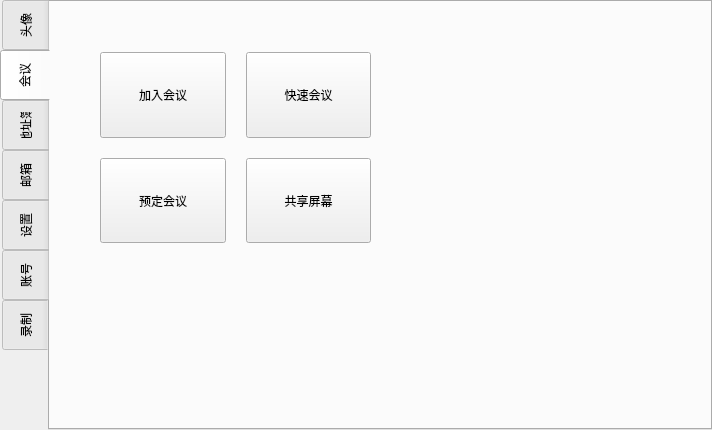
Qt form ui/home.ui (zhangdalin/MeetEx) before a commit.
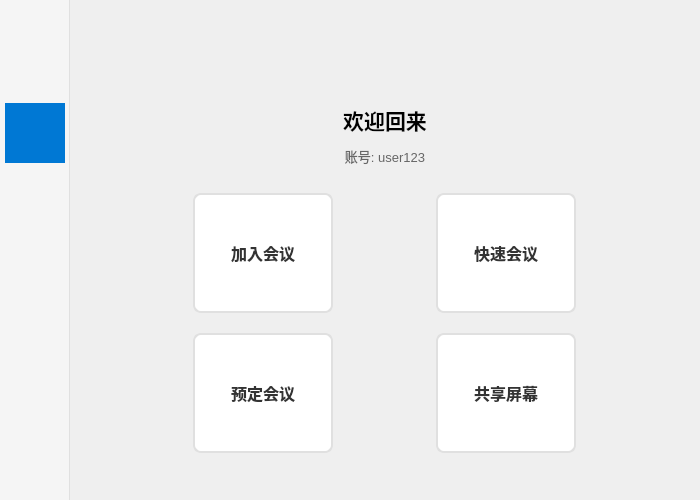
The same form after that commit. Icons and pictures are not drawn.

Commit message:
refactor(ui): redesign home page with sidebar navigation
Replace QTabWidget with QStackedWidget and vertical sidebar layout:
- Add sidebar with icon buttons for account, meeting, address book, mail, record, settings
- Implement page switching logic with button state management
- Redesign meeting page with user info header and styled action buttons
- Add icons and tooltips for sidebar navigation buttons

The edit to the form file:
```diff
--- a/ui/home.ui
+++ b/ui/home.ui
@@ -6,17 +6,14 @@
    <rect>
     <x>0</x>
     <y>0</y>
-    <width>712</width>
-    <height>430</height>
+    <width>700</width>
+    <height>500</height>
    </rect>
   </property>
   <property name="windowTitle">
    <string>主页</string>
   </property>
-  <property name="layoutDirection">
-   <enum>Qt::LayoutDirection::LeftToRight</enum>
-  </property>
-  <layout class="QVBoxLayout" name="verticalLayout">
+  <layout class="QHBoxLayout" name="mainLayout">
    <property name="spacing">
     <number>0</number>
    </property>
@@ -33,121 +30,577 @@
     <number>0</number>
    </property>
    <item>
-    <widget class="QTabWidget" name="tabWidget">
+    <widget class="QWidget" name="sidebarWidget">
+     <property name="minimumSize">
+      <size>
+       <width>70</width>
+       <height>0</height>
+      </size>
+     </property>
+     <property name="maximumSize">
+      <size>
+       <width>70</width>
+       <height>16777215</height>
+      </size>
+     </property>
      <property name="styleSheet">
-      <string notr="true">QTabBar::tab { width: 50px; height: 50px; }</string>
+      <string notr="true">QWidget#sidebarWidget {
+    background-color: #f5f5f5;
+    border-right: 1px solid #e0e0e0;
+}
+QPushButton {
+    border: none;
+    background: transparent;
+    padding: 10px;
+}
+QPushButton:hover {
+    background-color: #e8e8e8;
+}
+QPushButton:checked {
+    background-color: #0078d4;
+}</string>
      </property>
-     <property name="tabPosition">
-      <enum>QTabWidget::TabPosition::West</enum>
-     </property>
-     <property name="tabShape">
-      <enum>QTabWidget::TabShape::Rounded</enum>
-     </property>
+     <layout class="QVBoxLayout" name="sidebarLayout">
+      <property name="spacing">
+       <number>5</number>
+      </property>
+      <property name="leftMargin">
+       <number>5</number>
+      </property>
+      <property name="topMargin">
+       <number>20</number>
+      </property>
+      <property name="rightMargin">
+       <number>5</number>
+      </property>
+      <property name="bottomMargin">
+       <number>20</number>
+      </property>
+      <item>
+       <widget class="QPushButton" name="accountBtn">
+        <property name="minimumSize">
+         <size>
+          <width>60</width>
+          <height>60</height>
+         </size>
+        </property>
+        <property name="maximumSize">
+         <size>
+          <width>60</width>
+          <height>60</height>
+         </size>
+        </property>
+        <property name="toolTip">
+         <string>账号</string>
+        </property>
+        <property name="icon">
+         <iconset resource="../res/home.qrc">
+          <normaloff>:/assets/user.png</normaloff>:/assets/user.png</iconset>
+        </property>
+        <property name="iconSize">
+         <size>
+          <width>32</width>
+          <height>32</height>
+         </size>
+        </property>
+        <property name="checkable">
+         <bool>true</bool>
+        </property>
+       </widget>
+      </item>
+      <item>
+       <widget class="QPushButton" name="meetingBtn">
+        <property name="minimumSize">
+         <size>
+          <width>60</width>
+          <height>60</height>
+         </size>
+        </property>
+        <property name="maximumSize">
+         <size>
+          <width>60</width>
+          <height>60</height>
+         </size>
+        </property>
+        <property name="toolTip">
+         <string>会议</string>
+        </property>
+        <property name="icon">
+         <iconset resource="../res/home.qrc">
+          <normaloff>:/assets/meeting_2.png</normaloff>:/assets/meeting_2.png</iconset>
+        </property>
+        <property name="iconSize">
+         <size>
+          <width>32</width>
+          <height>32</height>
+         </size>
+        </property>
+        <property name="checkable">
+         <bool>true</bool>
+        </property>
+        <property name="checked">
+         <bool>true</bool>
+        </property>
+       </widget>
+      </item>
+      <item>
+       <widget class="QPushButton" name="addressBookBtn">
+        <property name="minimumSize">
+         <size>
+          <width>60</width>
+          <height>60</height>
+         </size>
+        </property>
+        <property name="maximumSize">
+         <size>
+          <width>60</width>
+          <height>60</height>
+         </size>
+        </property>
+        <property name="toolTip">
+         <string>地址簿</string>
+        </property>
+        <property name="icon">
+         <iconset resource="../res/home.qrc">
+          <normaloff>:/assets/participants.png</normaloff>:/assets/participants.png</iconset>
+        </property>
+        <property name="iconSize">
+         <size>
+          <width>32</width>
+          <height>32</height>
+         </size>
+        </property>
+        <property name="checkable">
+         <bool>true</bool>
+        </property>
+       </widget>
+      </item>
+      <item>
+       <widget class="QPushButton" name="mailBtn">
+        <property name="minimumSize">
+         <size>
+          <width>60</width>
+          <height>60</height>
+         </size>
+        </property>
+        <property name="maximumSize">
+         <size>
+          <width>60</width>
+          <height>60</height>
+         </size>
+        </property>
+        <property name="toolTip">
+         <string>邮箱</string>
+        </property>
+        <property name="icon">
+         <iconset resource="../res/home.qrc">
+          <normaloff>:/assets/email.png</normaloff>:/assets/email.png</iconset>
+        </property>
+        <property name="iconSize">
+         <size>
+          <width>32</width>
+          <height>32</height>
+         </size>
+        </property>
+        <property name="checkable">
+         <bool>true</bool>
+        </property>
+       </widget>
+      </item>
+      <item>
+       <widget class="QPushButton" name="recordBtn">
+        <property name="minimumSize">
+         <size>
+          <width>60</width>
+          <height>60</height>
+         </size>
+        </property>
+        <property name="maximumSize">
+         <size>
+          <width>60</width>
+          <height>60</height>
+         </size>
+        </property>
+        <property name="toolTip">
+         <string>录制</string>
+        </property>
+        <property name="icon">
+         <iconset resource="../res/home.qrc">
+          <normaloff>:/assets/record_button.png</normaloff>:/assets/record_button.png</iconset>
+        </property>
+        <property name="iconSize">
+         <size>
+          <width>32</width>
+          <height>32</height>
+         </size>
+        </property>
+        <property name="checkable">
+         <bool>true</bool>
+        </property>
+       </widget>
+      </item>
+      <item>
+       <spacer name="sidebarSpacer">
+        <property name="orientation">
+         <enum>Qt::Vertical</enum>
+        </property>
+       </spacer>
+      </item>
+      <item>
+       <widget class="QPushButton" name="settingsBtn">
+        <property name="minimumSize">
+         <size>
+          <width>60</width>
+          <height>60</height>
+         </size>
+        </property>
+        <property name="maximumSize">
+         <size>
+          <width>60</width>
+          <height>60</height>
+         </size>
+        </property>
+        <property name="toolTip">
+         <string>设置</string>
+        </property>
+        <property name="icon">
+         <iconset resource="../res/home.qrc">
+          <normaloff>:/assets/settings_cog.png</normaloff>:/assets/settings_cog.png</iconset>
+        </property>
+        <property name="iconSize">
+         <size>
+          <width>32</width>
+          <height>32</height>
+         </size>
+        </property>
+        <property name="checkable">
+         <bool>true</bool>
+        </property>
+       </widget>
+      </item>
+     </layout>
+    </widget>
+   </item>
+   <item>
+    <widget class="QStackedWidget" name="stackedWidget">
      <property name="currentIndex">
       <number>1</number>
      </property>
-     <widget class="QWidget" name="avatar">
-      <attribute name="title">
-       <string>头像</string>
-      </attribute>
-     </widget>
-     <widget class="QWidget" name="meeting">
-      <attribute name="title">
-       <string>会议</string>
-      </attribute>
-      <widget class="QWidget" name="layoutWidget">
-       <property name="geometry">
-        <rect>
-         <x>50</x>
-         <y>50</y>
-         <width>271</width>
-         <height>191</height>
-        </rect>
+     <widget class="QWidget" name="meetingPage">
+      <layout class="QVBoxLayout" name="meetingPageLayout">
+       <property name="spacing">
+        <number>20</number>
        </property>
-       <layout class="QGridLayout" name="gridLayout">
-        <property name="spacing">
-         <number>20</number>
-        </property>
-        <item row="0" column="0">
-         <widget class="QPushButton" name="joinmeetingBtn">
-          <property name="sizePolicy">
-           <sizepolicy hsizetype="Expanding" vsizetype="Expanding">
-            <horstretch>0</horstretch>
-            <verstretch>0</verstretch>
-           </sizepolicy>
-          </property>
-          <property name="text">
-           <string>加入会议</string>
-          </property>
-         </widget>
-        </item>
-        <item row="0" column="1">
-         <widget class="QPushButton" name="quickmeetingBtn">
-          <property name="sizePolicy">
-           <sizepolicy hsizetype="Expanding" vsizetype="Expanding">
-            <horstretch>0</horstretch>
-            <verstretch>0</verstretch>
-           </sizepolicy>
-          </property>
-          <property name="text">
-           <string>快速会议</string>
-          </property>
-         </widget>
-        </item>
-        <item row="1" column="0">
-         <widget class="QPushButton" name="bookmeetingBtn">
-          <property name="sizePolicy">
-           <sizepolicy hsizetype="Expanding" vsizetype="Expanding">
-            <horstretch>0</horstretch>
-            <verstretch>0</verstretch>
-           </sizepolicy>
-          </property>
-          <property name="text">
-           <string>预定会议</string>
-          </property>
-         </widget>
-        </item>
-        <item row="1" column="1">
-         <widget class="QPushButton" name="sharescreenBtn">
-          <property name="sizePolicy">
-           <sizepolicy hsizetype="Expanding" vsizetype="Expanding">
-            <horstretch>0</horstretch>
-            <verstretch>0</verstretch>
-           </sizepolicy>
-          </property>
-          <property name="text">
-           <string>共享屏幕</string>
-          </property>
-         </widget>
-        </item>
-       </layout>
-      </widget>
+       <property name="leftMargin">
+        <number>40</number>
+       </property>
+       <property name="topMargin">
+        <number>30</number>
+       </property>
+       <property name="rightMargin">
+        <number>40</number>
+       </property>
+       <property name="bottomMargin">
+        <number>40</number>
+       </property>
+       <item>
+        <layout class="QVBoxLayout" name="userInfoLayout">
+         <property name="spacing">
+          <number>10</number>
+         </property>
+         <item>
+          <widget class="QLabel" name="avatarLabel">
+           <property name="minimumSize">
+            <size>
+             <width>64</width>
+             <height>64</height>
+            </size>
+           </property>
+           <property name="maximumSize">
+            <size>
+             <width>64</width>
+             <height>64</height>
+            </size>
+           </property>
+           <property name="pixmap">
+            <pixmap resource="../res/home.qrc">:/assets/user.png</pixmap>
+           </property>
+           <property name="scaledContents">
+            <bool>true</bool>
+           </property>
+           <property name="alignment">
+            <set>Qt::AlignCenter</set>
+           </property>
+          </widget>
+         </item>
+         <item>
+          <widget class="QLabel" name="nicknameLabel">
+           <property name="font">
+            <font>
+             <pointsize>16</pointsize>
+             <bold>true</bold>
+            </font>
+           </property>
+           <property name="text">
+            <string>欢迎回来</string>
+           </property>
+           <property name="alignment">
+            <set>Qt::AlignCenter</set>
+           </property>
+          </widget>
+         </item>
+         <item>
+          <widget class="QLabel" name="accountInfoLabel">
+           <property name="font">
+            <font>
+             <pointsize>10</pointsize>
+            </font>
+           </property>
+           <property name="styleSheet">
+            <string notr="true">color: #666666;</string>
+           </property>
+           <property name="text">
+            <string>账号: user123</string>
+           </property>
+           <property name="alignment">
+            <set>Qt::AlignCenter</set>
+           </property>
+          </widget>
+         </item>
+        </layout>
+       </item>
+       <item>
+        <spacer name="topSpacer">
+         <property name="orientation">
+          <enum>Qt::Vertical</enum>
+         </property>
+        </spacer>
+       </item>
+       <item>
+        <layout class="QGridLayout" name="functionGrid">
+         <property name="spacing">
+          <number>20</number>
+         </property>
+         <item row="0" column="0">
+          <widget class="QPushButton" name="joinmeetingBtn">
+           <property name="minimumSize">
+            <size>
+             <width>140</width>
+             <height>120</height>
+            </size>
+           </property>
+           <property name="maximumSize">
+            <size>
+             <width>140</width>
+             <height>120</height>
+            </size>
+           </property>
+           <property name="font">
+            <font>
+             <pointsize>12</pointsize>
+             <bold>true</bold>
+            </font>
+           </property>
+           <property name="styleSheet">
+            <string notr="true">QPushButton {
+    background-color: #ffffff;
+    border: 2px solid #e0e0e0;
+    border-radius: 8px;
+    color: #333333;
+}
+QPushButton:hover {
+    background-color: #f0f7ff;
+    border-color: #0078d4;
+}
+QPushButton:pressed {
+    background-color: #0078d4;
+    color: #ffffff;
+}</string>
+           </property>
+           <property name="text">
+            <string>加入会议</string>
+           </property>
+           <property name="icon">
+            <iconset resource="../res/home.qrc">
+             <normaloff>:/assets/online_meeting_2.png</normaloff>:/assets/online_meeting_2.png</iconset>
+           </property>
+           <property name="iconSize">
+            <size>
+             <width>48</width>
+             <height>48</height>
+            </size>
+           </property>
+          </widget>
+         </item>
+         <item row="0" column="1">
+          <widget class="QPushButton" name="quickmeetingBtn">
+           <property name="minimumSize">
+            <size>
+             <width>140</width>
+             <height>120</height>
+            </size>
+           </property>
+           <property name="maximumSize">
+            <size>
+             <width>140</width>
+             <height>120</height>
+            </size>
+           </property>
+           <property name="font">
+            <font>
+             <pointsize>12</pointsize>
+             <bold>true</bold>
+            </font>
+           </property>
+           <property name="styleSheet">
+            <string notr="true">QPushButton {
+    background-color: #ffffff;
+    border: 2px solid #e0e0e0;
+    border-radius: 8px;
+    color: #333333;
+}
+QPushButton:hover {
+    background-color: #f0f7ff;
+    border-color: #0078d4;
+}
+QPushButton:pressed {
+    background-color: #0078d4;
+    color: #ffffff;
+}</string>
+           </property>
+           <property name="text">
+            <string>快速会议</string>
+           </property>
+           <property name="icon">
+            <iconset resource="../res/home.qrc">
+             <normaloff>:/assets/video_calling.png</normaloff>:/assets/video_calling.png</iconset>
+           </property>
+           <property name="iconSize">
+            <size>
+             <width>48</width>
+             <height>48</height>
+            </size>
+           </property>
+          </widget>
+         </item>
+         <item row="1" column="0">
+          <widget class="QPushButton" name="bookmeetingBtn">
+           <property name="minimumSize">
+            <size>
+             <width>140</width>
+             <height>120</height>
+            </size>
+           </property>
+           <property name="maximumSize">
+            <size>
+             <width>140</width>
+             <height>120</height>
+            </size>
+           </property>
+           <property name="font">
+            <font>
+             <pointsize>12</pointsize>
+             <bold>true</bold>
+            </font>
+           </property>
+           <property name="styleSheet">
+            <string notr="true">QPushButton {
+    background-color: #ffffff;
+    border: 2px solid #e0e0e0;
+    border-radius: 8px;
+    color: #333333;
+}
+QPushButton:hover {
+    background-color: #f0f7ff;
+    border-color: #0078d4;
+}
+QPushButton:pressed {
+    background-color: #0078d4;
+    color: #ffffff;
+}</string>
+           </property>
+           <property name="text">
+            <string>预定会议</string>
+           </property>
+           <property name="icon">
+            <iconset resource="../res/home.qrc">
+             <normaloff>:/assets/video_conference.png</normaloff>:/assets/video_conference.png</iconset>
+           </property>
+           <property name="iconSize">
+            <size>
+             <width>48</width>
+             <height>48</height>
+            </size>
+           </property>
+          </widget>
+         </item>
+         <item row="1" column="1">
+          <widget class="QPushButton" name="sharescreenBtn">
+           <property name="minimumSize">
+            <size>
+             <width>140</width>
+             <height>120</height>
+            </size>
+           </property>
+           <property name="maximumSize">
+            <size>
+             <width>140</width>
+             <height>120</height>
+            </size>
+           </property>
+           <property name="font">
+            <font>
+             <pointsize>12</pointsize>
+             <bold>true</bold>
+            </font>
+           </property>
+           <property name="styleSheet">
+            <string notr="true">QPushButton {
+    background-color: #ffffff;
+    border: 2px solid #e0e0e0;
+    border-radius: 8px;
+    color: #333333;
+}
+QPushButton:hover {
+    background-color: #f0f7ff;
+    border-color: #0078d4;
+}
+QPushButton:pressed {
+    background-color: #0078d4;
+    color: #ffffff;
+}</string>
+           </property>
+           <property name="text">
+            <string>共享屏幕</string>
+           </property>
+           <property name="icon">
+            <iconset resource="../res/home.qrc">
+             <normaloff>:/assets/share_screen.png</normaloff>:/assets/share_screen.png</iconset>
+           </property>
+           <property name="iconSize">
+            <size>
+             <width>48</width>
+             <height>48</height>
+            </size>
+           </property>
+          </widget>
+         </item>
+        </layout>
+       </item>
+       <item>
+        <spacer name="bottomSpacer">
+         <property name="orientation">
+          <enum>Qt::Vertical</enum>
+         </property>
+        </spacer>
+       </item>
+      </layout>
      </widget>
-     <widget class="QWidget" name="addrbook">
-      <attribute name="title">
-       <string>地址簿</string>
-      </attribute>
-     </widget>
-     <widget class="QWidget" name="mail">
-      <attribute name="title">
-       <string>邮箱</string>
-      </attribute>
-     </widget>
-     <widget class="QWidget" name="settings">
-      <attribute name="title">
-       <string>设置</string>
-      </attribute>
-     </widget>
-     <widget class="QWidget" name="account">
-      <attribute name="title">
-       <string>账号</string>
-      </attribute>
-     </widget>
-     <widget class="QWidget" name="record">
-      <attribute name="title">
-       <string>录制</string>
-      </attribute>
-     </widget>
+     <widget class="QWidget" name="accountPage"/>
+     <widget class="QWidget" name="addressBookPage"/>
+     <widget class="QWidget" name="mailPage"/>
+     <widget class="QWidget" name="recordPage"/>
+     <widget class="QWidget" name="settingsPage"/>
     </widget>
    </item>
   </layout>
```
Left out of the diff: 48 changed lines with no effect on the pictures. The commit also changes 2 other files.
